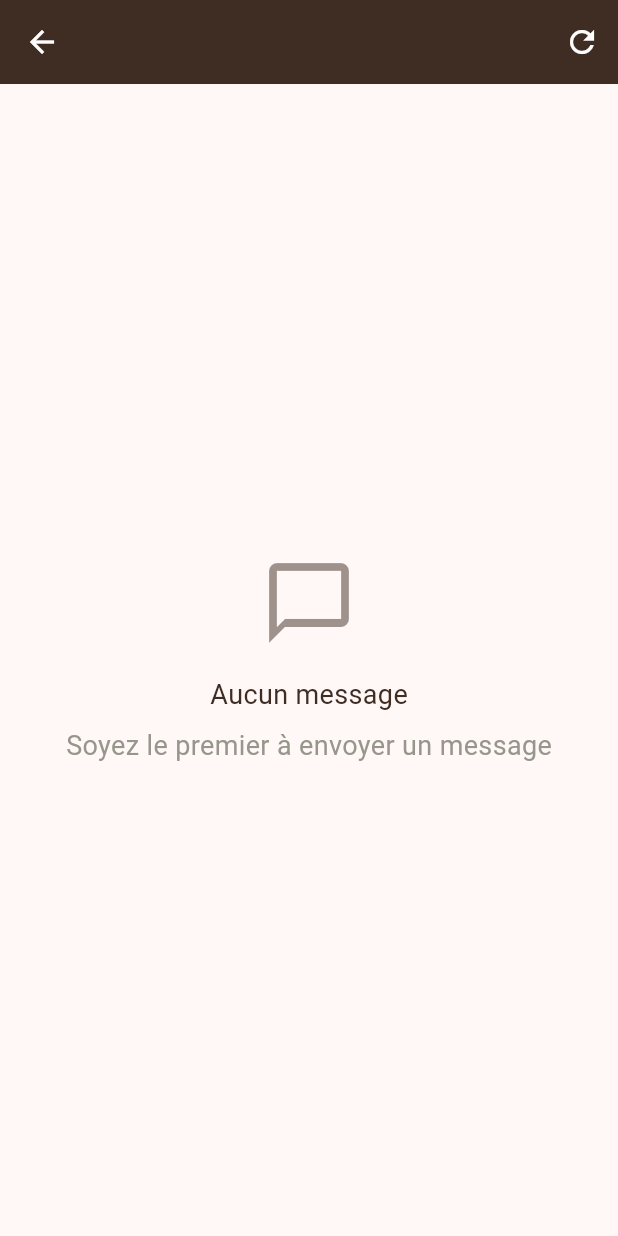
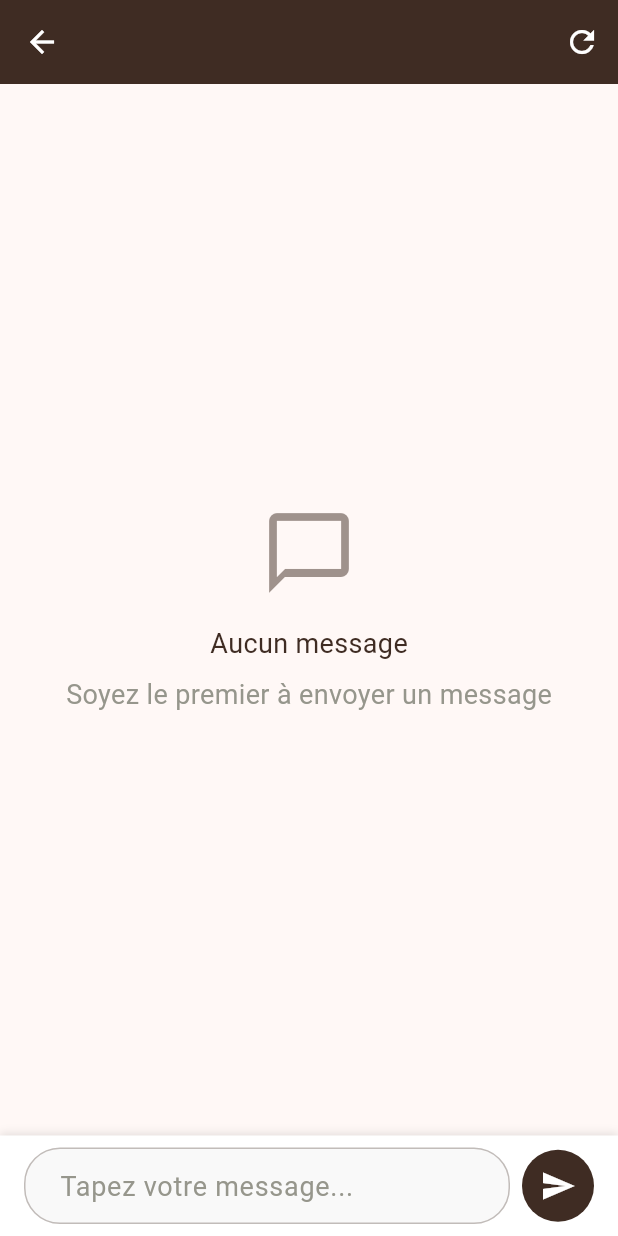
Before and after one commit to Tchana/cbs_app, a Flutter app: the GroupChatPage screen opened directly with empty values, after a tap on the "close" icon, on a phone screen of 412 x 824 dp. Run offline on Flutter 3.47's test engine with Material 3 defaults, Android fonts, the phone set to English and light mode, and no system bars; our stand-ins replace dio, flutter_svg, freezed_annotation, get, logger, shared_preferences; missing offline and left inert: pdfx; accounts and stored records are empty; network calls fail.

Commit message:
Refactor MessageData model to include UserData, update JSON serialization, and enhance group chat functionality with message sending capabilities. Improved UI for message input and display in group chat.

```diff
--- a/lib/data/message/message_data.dart
+++ b/lib/data/message/message_data.dart
@@ -1,3 +1,4 @@
+import 'package:center_for_biblical_studies/data/message/user_data.dart';
 import 'package:freezed_annotation/freezed_annotation.dart';
 
 part 'message_data.freezed.dart';
@@ -10,14 +11,12 @@ class MessageData with _$MessageData {
   const factory MessageData({
     String? uuid,
     String? room,
+    UserData? user,
     String? content,
-    String? created_at,
-    String? created_by,
-    String? sender_name,
-    String? sender_email,
+    String? timestamp,
+    String? message_type,
     bool? is_deleted,
     String? deleted_at,
-    String? deleted_by,
   }) = _MessageData;
 
   factory MessageData.fromJson(Map<String, dynamic> json) =>
--- /dev/null
+++ b/lib/data/message/user_data.dart
@@ -0,0 +1,22 @@
+import 'package:freezed_annotation/freezed_annotation.dart';
+
+part 'user_data.freezed.dart';
+part 'user_data.g.dart';
+
+@freezed
+class UserData with _$UserData {
+  const UserData._();
+
+  const factory UserData({
+    String? uuid,
+    String? firstName,
+    String? email,
+    String? lastName,
+    String? bio,
+    bool? online_status,
+    String? last_seen,
+  }) = _UserData;
+
+  factory UserData.fromJson(Map<String, dynamic> json) =>
+      _$UserDataFromJson(json);
+}
--- a/lib/features/forum/group_chat_page.dart
+++ b/lib/features/forum/group_chat_page.dart
@@ -1,5 +1,6 @@
 import 'package:center_for_biblical_studies/data/group/group_data.dart';
 import 'package:center_for_biblical_studies/data/message/message_data.dart';
+import 'package:center_for_biblical_studies/data/message/user_data.dart';
 import 'package:center_for_biblical_studies/services/authentication.dart';
 import 'package:center_for_biblical_studies/utils/app_colors.dart';
 import 'package:center_for_biblical_studies/utils/app_sizes.dart';
@@ -18,8 +19,11 @@ class GroupChatPage extends StatefulWidget {
 class _GroupChatPageState extends State<GroupChatPage> {
   final ApiService apiService = ApiService();
   final ScrollController _scrollController = ScrollController();
+  final TextEditingController _messageController = TextEditingController();
+  final FocusNode _messageFocusNode = FocusNode();
   List<MessageData> messages = [];
   bool isLoading = false;
+  bool isSending = false;
   String? errorMessage;
 
   @override
@@ -31,6 +35,8 @@ class _GroupChatPageState extends State<GroupChatPage> {
   @override
   void dispose() {
     _scrollController.dispose();
+    _messageController.dispose();
+    _messageFocusNode.dispose();
     super.dispose();
   }
 
@@ -56,10 +62,10 @@ class _GroupChatPageState extends State<GroupChatPage> {
       if (mounted) {
         setState(() {
           messages = fetchedMessages;
-          // Sort messages by created_at (oldest first)
+          // Sort messages by timestamp (oldest first)
           messages.sort((a, b) {
-            if (a.created_at == null || b.created_at == null) return 0;
-            return a.created_at!.compareTo(b.created_at!);
+            if (a.timestamp == null || b.timestamp == null) return 0;
+            return a.timestamp!.compareTo(b.timestamp!);
           });
         });
 
@@ -200,8 +206,173 @@ class _GroupChatPageState extends State<GroupChatPage> {
                         ),
                       ),
           ),
-          // TODO: Add message input field here when sending messages is implemented
+          // Message input field
+          _MessageInputField(
+            controller: _messageController,
+            focusNode: _messageFocusNode,
+            onSend: _sendMessage,
+            isSending: isSending,
+          ),
         ],
+      ),
+    );
+  }
+
+  Future<void> _sendMessage() async {
+    final content = _messageController.text.trim();
+    if (content.isEmpty || widget.group.uuid == null) {
+      return;
+    }
+
+    if (!mounted) return;
+
+    setState(() {
+      isSending = true;
+      errorMessage = null;
+    });
+
+    try {
+      final result = await apiService.sendMessage(
+        roomUuid: widget.group.uuid!,
+        content: content,
+      );
+
+      if (result["success"] == true) {
+        // Clear the input field
+        _messageController.clear();
+
+        // Refresh messages to show the new one
+        await fetchMessages();
+
+        if (mounted) {
+          // Scroll to bottom to show new message
+          WidgetsBinding.instance.addPostFrameCallback((_) {
+            if (mounted && _scrollController.hasClients) {
+              _scrollController.animateTo(
+                _scrollController.position.maxScrollExtent,
+                duration: const Duration(milliseconds: 300),
+                curve: Curves.easeOut,
+              );
+            }
+          });
+        }
+      } else {
+        if (mounted) {
+          setState(() {
+            errorMessage = result["message"] ?? "Erreur lors de l'envoi du message";
+          });
+          ScaffoldMessenger.of(context).showSnackBar(
+            SnackBar(
+              content: Text(result["message"] ?? "Erreur lors de l'envoi du message"),
+              backgroundColor: CbsColors.errorColor,
+            ),
+          );
+        }
+      }
+    } catch (e) {
+      if (mounted) {
+        setState(() {
+          errorMessage = e.toString();
+        });
+        ScaffoldMessenger.of(context).showSnackBar(
+          SnackBar(
+            content: Text('Erreur: ${e.toString()}'),
+            backgroundColor: CbsColors.errorColor,
+          ),
+        );
+      }
+    } finally {
+      if (mounted) {
+        setState(() {
+          isSending = false;
+        });
+      }
+    }
+  }
+}
+
+class _MessageInputField extends StatelessWidget {
+  final TextEditingController controller;
+  final FocusNode focusNode;
+  final VoidCallback onSend;
+  final bool isSending;
+
+  const _MessageInputField({
+    required this.controller,
+    required this.focusNode,
+    required this.onSend,
+    required this.isSending,
+  });
+
+  @override
+  Widget build(BuildContext context) {
+    return Container(
+      padding: const EdgeInsets.symmetric(horizontal: 16, vertical: 8),
+      decoration: BoxDecoration(
+        color: CbsColors.white,
+        boxShadow: [
+          BoxShadow(
+            color: Colors.black.withValues(alpha: 0.1),
+            blurRadius: 4,
+            offset: const Offset(0, -2),
+          ),
+        ],
+      ),
+      child: SafeArea(
+        child: Row(
+          children: [
+            Expanded(
+              child: TextField(
+                controller: controller,
+                focusNode: focusNode,
+                decoration: InputDecoration(
+                  hintText: 'Tapez votre message...',
+                  hintStyle: smallStyle18.copyWith(color: CbsColors.hintColor),
+                  border: OutlineInputBorder(
+                    borderRadius: BorderRadius.circular(24),
+                    borderSide: BorderSide(color: CbsColors.primaryBrown.withValues(alpha: 0.3)),
+                  ),
+                  enabledBorder: OutlineInputBorder(
+                    borderRadius: BorderRadius.circular(24),
+                    borderSide: BorderSide(color: CbsColors.primaryBrown.withValues(alpha: 0.3)),
+                  ),
+                  focusedBorder: OutlineInputBorder(
+                    borderRadius: BorderRadius.circular(24),
+                    borderSide: BorderSide(color: CbsColors.primaryBrown, width: 2),
+                  ),
+                  contentPadding: const EdgeInsets.symmetric(horizontal: 20, vertical: 12),
+                  filled: true,
+                  fillColor: CbsColors.backgroundColor,
+                ),
+                maxLines: null,
+                textInputAction: TextInputAction.send,
+                onSubmitted: (_) => onSend(),
+                style: smallStyle18,
+              ),
+            ),
+            gapW8,
+            Container(
+              decoration: BoxDecoration(
+                color: CbsColors.primaryBrown,
+                shape: BoxShape.circle,
+              ),
+              child: IconButton(
+                icon: isSending
+                    ? SizedBox(
+                        width: 20,
+                        height: 20,
+                        child: CircularProgressIndicator(
+                          strokeWidth: 2,
+                          valueColor: AlwaysStoppedAnimation<Color>(CbsColors.white),
+                        ),
+                      )
+                    : const Icon(Icons.send, color: CbsColors.white),
+                onPressed: isSending ? null : onSend,
+                tooltip: 'Envoyer',
+              ),
+            ),
+          ],
+        ),
       ),
     );
   }
@@ -211,6 +382,14 @@ class _MessageBubble extends StatelessWidget {
   final MessageData message;
 
   const _MessageBubble({required this.message});
+
+  static String _getDisplayNameForUser(UserData? user) {
+    if (user == null) return 'Utilisateur inconnu';
+    final firstName = user.firstName?.trim() ?? '';
+    final lastName = user.lastName?.trim() ?? '';
+    final fullName = '$firstName $lastName'.trim();
+    return fullName.isNotEmpty ? fullName : (user.email ?? 'Utilisateur inconnu');
+  }
 
   String _formatTime(String? dateString) {
     if (dateString == null) return '';
@@ -238,13 +417,13 @@ class _MessageBubble extends StatelessWidget {
       child: Column(
         crossAxisAlignment: CrossAxisAlignment.start,
         children: [
-          if (message.sender_name != null)
+          if (message.user != null)
             Padding(
               padding: const EdgeInsets.only(bottom: 4, left: 8),
               child: Row(
                 children: [
                   Text(
-                    message.sender_name!,
+                    _getDisplayNameForUser(message.user),
                     style: smallStyle18.copyWith(
                       fontSize: 12,
                       fontWeight: FontWeight.bold,
@@ -252,9 +431,9 @@ class _MessageBubble extends StatelessWidget {
                     ),
                   ),
                   gapW8,
-                  if (message.created_at != null)
+                  if (message.timestamp != null)
                     Text(
-                      _formatTime(message.created_at),
+                      _formatTime(message.timestamp),
                       style: smallStyle18.copyWith(
                         fontSize: 10,
                         color: CbsColors.hintColor,
```
Also changed, not shown: lib/features/forum/forum_pages.dart (+153 -114 lines), lib/services/authentication.dart (+38 -0 lines), lib/data/message/message_data.freezed.dart, lib/data/message/message_data.g.dart, lib/data/message/user_data.freezed.dart (added), lib/data/message/user_data.g.dart (added).
